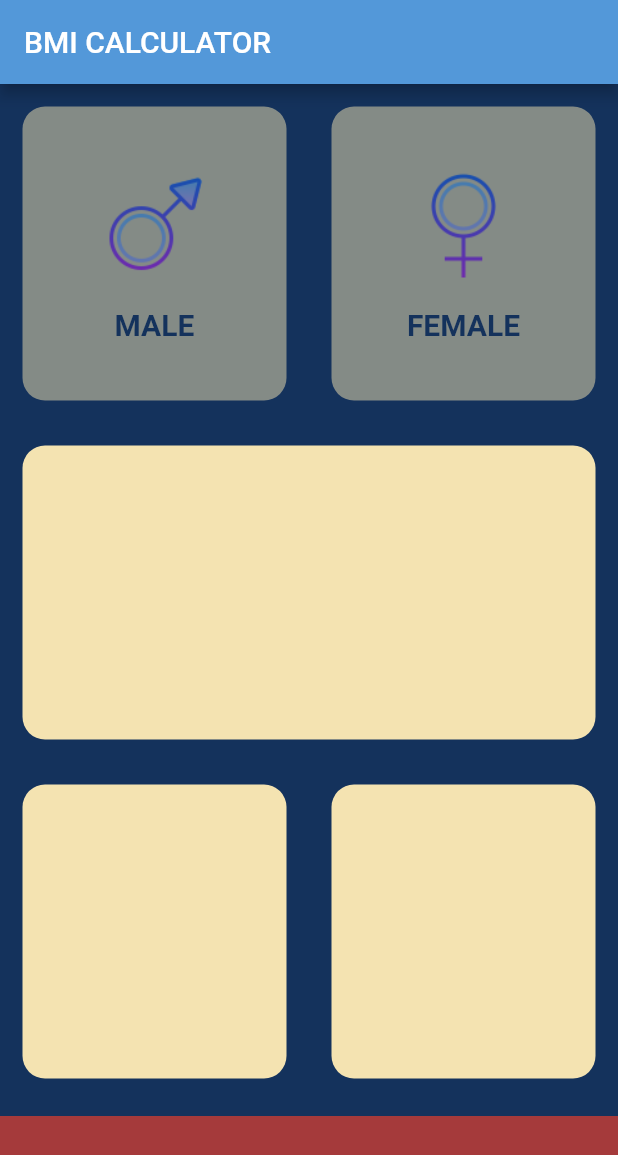
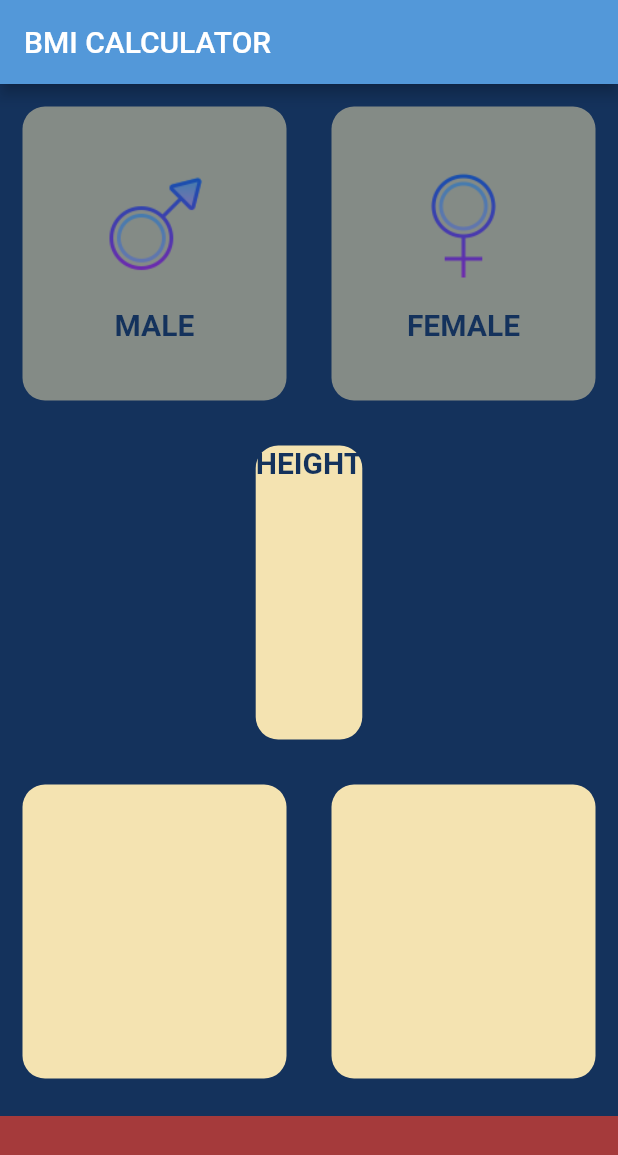
Before and after one commit to GreyTraveler/BMI, a Flutter app: the screen it shows after launch, on a phone screen of 412 x 824 dp. Shown: the top 1155 px of the screen. Run offline on Flutter 3.47's test engine with Material 2 defaults, Android fonts, the phone set to English and light mode, and no system bars.

Commit message:
oddzielny plik constants

```diff
--- /dev/null
+++ b/lib/Constants.dart
@@ -0,0 +1,10 @@
+import 'package:flutter/material.dart';
+
+const labelTextStyle = TextStyle(
+  fontWeight: FontWeight.bold,
+  fontSize: 20,
+);
+const bottomcontainerheight = 80.0;
+const bottomcontainercolour = Color(0xFFa53a3b);
+const defaultcontainercolour = Color(0xFFf4e3b1);
+const inactivecontainercolour = Color(0xFFb0a994);
--- a/lib/GenderIcon.dart
+++ b/lib/GenderIcon.dart
@@ -1,4 +1,5 @@
 import 'package:flutter/material.dart';
+import 'package:matibmi/Constants.dart';
 
 class GenderIcon extends StatelessWidget {
   @override
@@ -19,10 +20,7 @@ class GenderIcon extends StatelessWidget {
         ),
         Text(
           gender,
-          style: TextStyle(
-            fontWeight: FontWeight.bold,
-            fontSize: 20,
-          ),
+          style: labelTextStyle,
         ),
       ],
     );
--- a/lib/input_page.dart
+++ b/lib/input_page.dart
@@ -1,11 +1,7 @@
 import 'package:flutter/material.dart';
 import './GenderIcon.dart';
 import './Container.dart';
-
-const bottomcontainerheight = 80.0;
-const bottomcontainercolour = Color(0xFFa53a3b);
-const defaultcontainercolour = Color(0xFFf4e3b1);
-const inactivecontainercolour = Color(0xFFb0a994);
+import './Constants.dart';
 
 enum Gender {
   male,
@@ -75,6 +71,10 @@ class _InputPageState extends State<InputPage> {
           Expanded(
             child: RepeatedContainer(
               colour: defaultcontainercolour,
+              childWidget: Text(
+                'HEIGHT',
+                style: labelTextStyle,
+              ),
             ),
           ),
           Expanded(
```
